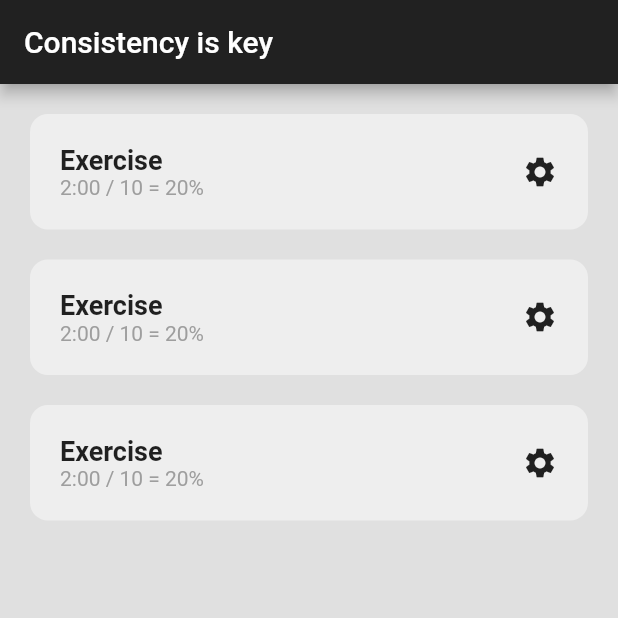
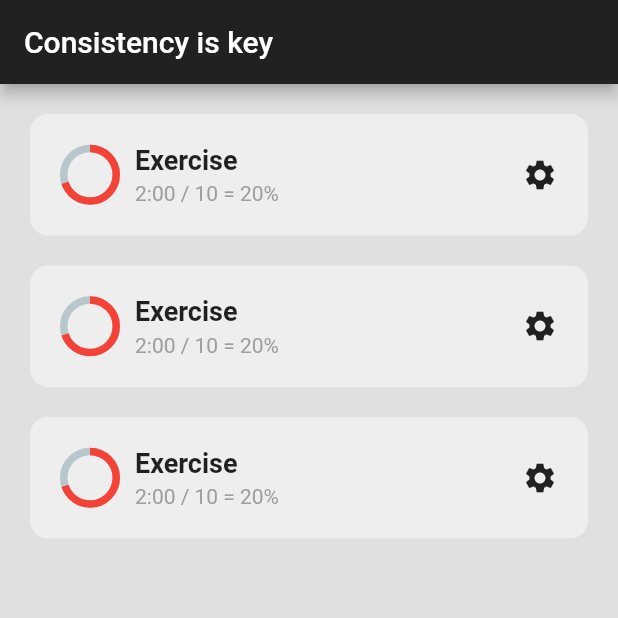
Before and after one commit to mrojasb2000/flutter_habit_tracker, a Flutter app: the screen it shows after launch, on a phone screen of 412 x 824 dp, the top half of it. Run offline on Flutter 3.47's test engine with Material 2 defaults, Android fonts, the phone set to English and light mode, and no system bars; drawn by our look-alikes of percent_indicator.

Commit message:
refactor: position object on component

```diff
--- a/lib/util/habit_tile.dart
+++ b/lib/util/habit_tile.dart
@@ -1,4 +1,5 @@
 import 'package:flutter/material.dart';
+import 'package:percent_indicator/circular_percent_indicator.dart';
 
 class HabitTile extends StatelessWidget {
   const HabitTile({Key? key}) : super(key: key);
@@ -16,6 +17,15 @@ class HabitTile extends StatelessWidget {
           child: Row(
             mainAxisAlignment: MainAxisAlignment.spaceBetween,
             children: [
+              Row(children: [
+                // Progress circle
+                CircularPercentIndicator(
+                  radius: 40,
+                  percent: 0.7,
+                ),
+                const SizedBox(
+                  width: 10,
+                ),
                 Column(
                     crossAxisAlignment: CrossAxisAlignment.start,
                     children: const [
@@ -27,13 +37,15 @@ class HabitTile extends StatelessWidget {
                           fontSize: 18,
                         ),
                       ),
+                      SizedBox(height: 4),
                       // Progress
                       Text(
                         '2:00 / 10 = 20%',
                         style: TextStyle(color: Colors.grey),
                       ),
                     ]),
-              Icon(Icons.settings),
+              ]),
+              const Icon(Icons.settings),
             ],
           )),
     );
--- a/pubspec.yaml
+++ b/pubspec.yaml
@@ -29,6 +29,7 @@ environment:
 dependencies:
   flutter:
     sdk: flutter
+  percent_indicator: ^3.4.0
 
 
   # The following adds the Cupertino Icons font to your application.
```
Also changed, not shown: pubspec.lock. Lines whose indentation alone changed are shown as unchanged.
